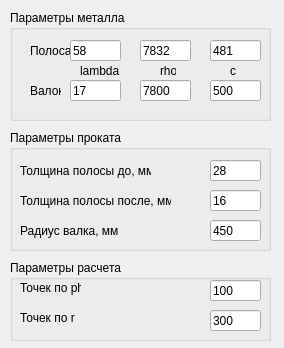
First picture: the form in settings.ui, repository MVetch/heat, before the edit.
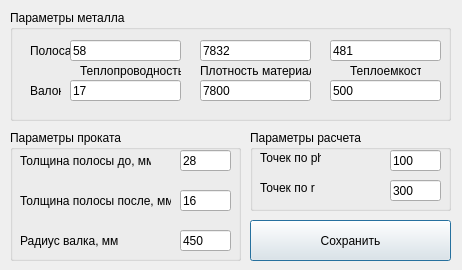
Second picture: the form after the edit.

```diff
--- a/settings.ui
+++ b/settings.ui
@@ -6,8 +6,8 @@
    <rect>
     <x>0</x>
     <y>0</y>
-    <width>284</width>
-    <height>348</height>
+    <width>462</width>
+    <height>270</height>
    </rect>
   </property>
   <property name="windowTitle">
@@ -18,7 +18,7 @@
     <rect>
      <x>10</x>
      <y>10</y>
-     <width>261</width>
+     <width>441</width>
      <height>111</height>
     </rect>
    </property>
@@ -41,9 +41,9 @@
    <widget class="QLineEdit" name="c_p_edit">
     <property name="geometry">
      <rect>
-      <x>200</x>
+      <x>320</x>
       <y>30</y>
-      <width>51</width>
+      <width>111</width>
       <height>21</height>
      </rect>
     </property>
@@ -54,14 +54,14 @@
    <widget class="QLabel" name="label_12">
     <property name="geometry">
      <rect>
-      <x>220</x>
+      <x>340</x>
       <y>50</y>
-      <width>16</width>
+      <width>71</width>
       <height>21</height>
      </rect>
     </property>
     <property name="text">
-     <string>c</string>
+     <string>Теплоемкость</string>
     </property>
    </widget>
    <widget class="QLineEdit" name="lambda_p_edit">
@@ -69,7 +69,7 @@
      <rect>
       <x>60</x>
       <y>30</y>
-      <width>51</width>
+      <width>111</width>
       <height>21</height>
      </rect>
     </property>
@@ -82,20 +82,20 @@
      <rect>
       <x>70</x>
       <y>50</y>
-      <width>41</width>
+      <width>101</width>
       <height>21</height>
      </rect>
     </property>
     <property name="text">
-     <string>lambda</string>
+     <string>Теплопроводность</string>
     </property>
    </widget>
    <widget class="QLineEdit" name="rho_v_edit">
     <property name="geometry">
      <rect>
-      <x>130</x>
+      <x>190</x>
       <y>70</y>
-      <width>51</width>
+      <width>111</width>
       <height>21</height>
      </rect>
     </property>
@@ -106,14 +106,14 @@
    <widget class="QLabel" name="label_11">
     <property name="geometry">
      <rect>
-      <x>150</x>
+      <x>190</x>
       <y>50</y>
-      <width>16</width>
+      <width>111</width>
       <height>21</height>
      </rect>
     </property>
     <property name="text">
-     <string>rho</string>
+     <string>Плотность материала</string>
     </property>
    </widget>
    <widget class="QLabel" name="label_9">
@@ -134,7 +134,7 @@
      <rect>
       <x>60</x>
       <y>70</y>
-      <width>51</width>
+      <width>111</width>
       <height>21</height>
      </rect>
     </property>
@@ -145,9 +145,9 @@
    <widget class="QLineEdit" name="rho_p_edit">
     <property name="geometry">
      <rect>
-      <x>130</x>
+      <x>190</x>
       <y>30</y>
-      <width>51</width>
+      <width>111</width>
       <height>21</height>
      </rect>
     </property>
@@ -158,9 +158,9 @@
    <widget class="QLineEdit" name="c_v_edit">
     <property name="geometry">
      <rect>
-      <x>200</x>
+      <x>320</x>
       <y>70</y>
-      <width>51</width>
+      <width>111</width>
       <height>21</height>
      </rect>
     </property>
@@ -174,8 +174,8 @@
     <rect>
      <x>10</x>
      <y>130</y>
-     <width>261</width>
-     <height>121</height>
+     <width>231</width>
+     <height>131</height>
     </rect>
    </property>
    <property name="title">
@@ -185,7 +185,7 @@
     <property name="geometry">
      <rect>
       <x>10</x>
-      <y>90</y>
+      <y>100</y>
       <width>101</width>
       <height>21</height>
      </rect>
@@ -197,8 +197,8 @@
    <widget class="QLineEdit" name="editH_b">
     <property name="geometry">
      <rect>
-      <x>200</x>
-      <y>30</y>
+      <x>170</x>
+      <y>20</y>
       <width>51</width>
       <height>21</height>
      </rect>
@@ -211,7 +211,7 @@
     <property name="geometry">
      <rect>
       <x>10</x>
-      <y>30</y>
+      <y>20</y>
       <width>131</width>
       <height>21</height>
      </rect>
@@ -236,8 +236,8 @@
    <widget class="QLineEdit" name="lineRad">
     <property name="geometry">
      <rect>
-      <x>200</x>
-      <y>90</y>
+      <x>170</x>
+      <y>100</y>
       <width>51</width>
       <height>21</height>
      </rect>
@@ -249,7 +249,7 @@
    <widget class="QLineEdit" name="editH_a">
     <property name="geometry">
      <rect>
-      <x>200</x>
+      <x>170</x>
       <y>60</y>
       <width>51</width>
       <height>21</height>
@@ -263,9 +263,9 @@
   <widget class="QGroupBox" name="groupBox_3">
    <property name="geometry">
     <rect>
-     <x>10</x>
-     <y>260</y>
-     <width>261</width>
+     <x>250</x>
+     <y>130</y>
+     <width>201</width>
      <height>81</height>
     </rect>
    </property>
@@ -288,7 +288,7 @@
    <widget class="QLineEdit" name="thetaStep">
     <property name="geometry">
      <rect>
-      <x>200</x>
+      <x>140</x>
       <y>20</y>
       <width>51</width>
       <height>21</height>
@@ -301,7 +301,7 @@
    <widget class="QLineEdit" name="hStep">
     <property name="geometry">
      <rect>
-      <x>200</x>
+      <x>140</x>
       <y>50</y>
       <width>51</width>
       <height>21</height>
@@ -325,6 +325,19 @@
     </property>
    </widget>
   </widget>
+  <widget class="QPushButton" name="pushButton">
+   <property name="geometry">
+    <rect>
+     <x>250</x>
+     <y>220</y>
+     <width>201</width>
+     <height>41</height>
+    </rect>
+   </property>
+   <property name="text">
+    <string>Сохранить</string>
+   </property>
+  </widget>
  </widget>
  <resources/>
  <connections/>
```
Left out of the diff: 2 changed lines with no effect on the pictures.
